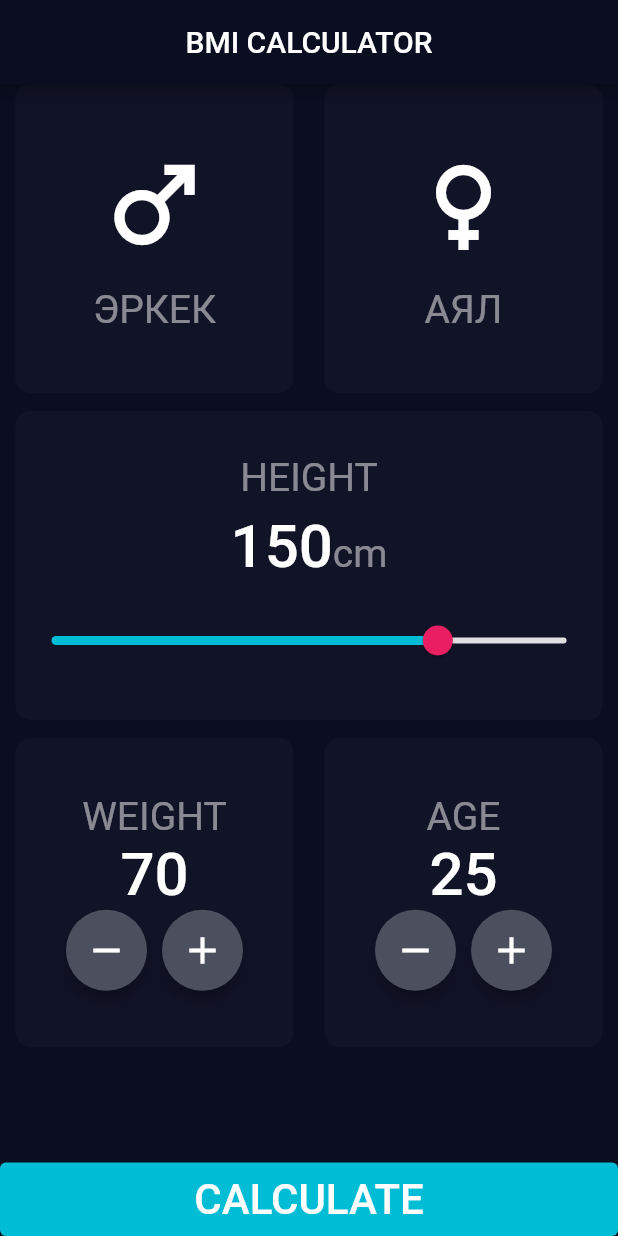
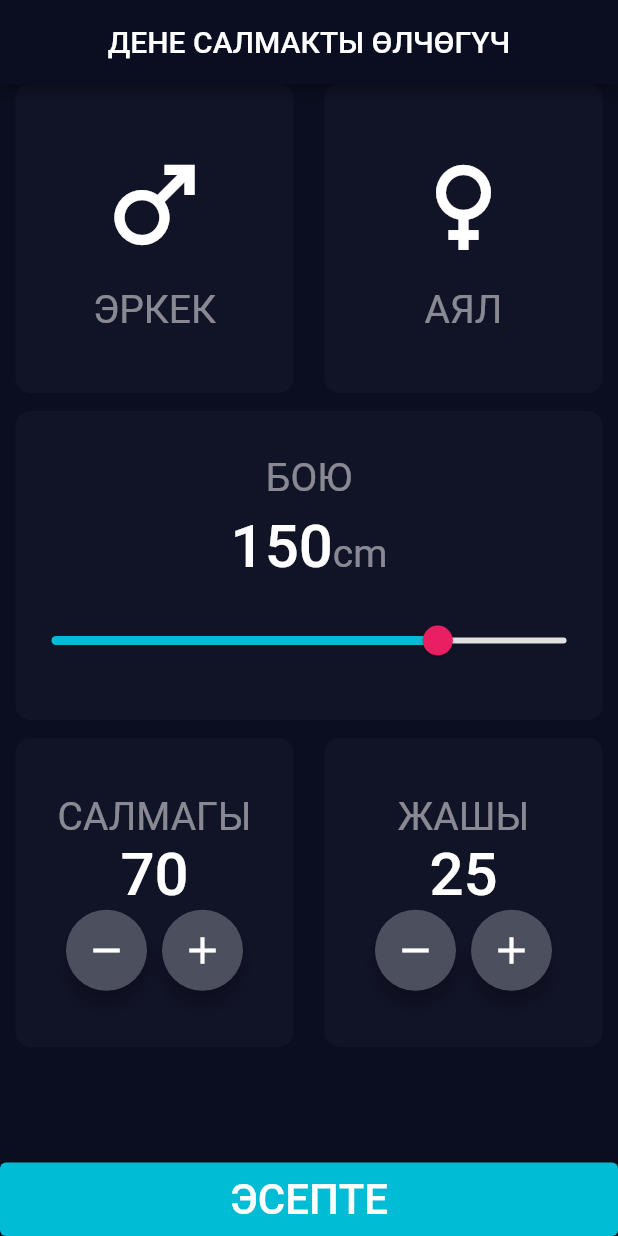
Before and after one commit to ernistakunzhanov/bmi_calculator_kurs1, a Flutter app: the screen it shows after launch, on a phone screen of 412 x 824 dp. Run offline on Flutter 3.47's test engine with Material 2 defaults, Android fonts, the phone set to English and light mode, and no system bars.

Commit message:
bmi calculator is finished

```diff
--- /dev/null
+++ b/lib/components/custom_main_btn.dart
@@ -0,0 +1,29 @@
+import 'package:bmi_calculator/constants/colors/app_colors.dart';
+import 'package:bmi_calculator/constants/text_styles/text_styles.dart';
+import 'package:flutter/material.dart';
+
+class CustomMainBtn extends StatelessWidget {
+  final String btnText;
+  final Function()? onTap;
+  const CustomMainBtn({
+    required this.btnText,
+    required this.onTap,
+    super.key,
+  });
+
+  @override
+  Widget build(BuildContext context) {
+    return ElevatedButton(
+      onPressed: onTap,
+      style: ElevatedButton.styleFrom(
+        padding: const EdgeInsets.symmetric(vertical: 8),
+        backgroundColor: AppColors.cyan, // background color
+        elevation: 5, // button's elevation when it's pressed
+      ),
+      child: Text(
+        btnText.toUpperCase(),
+        style: AppTextStyles.white35w300,
+      ),
+    );
+  }
+}
--- a/lib/components/height_widget.dart
+++ b/lib/components/height_widget.dart
@@ -1,5 +1,6 @@
 import 'package:bmi_calculator/constants/colors/app_colors.dart';
 import 'package:bmi_calculator/constants/decoration/app_decoration.dart';
+import 'package:bmi_calculator/constants/strings/app_strings.dart';
 import 'package:bmi_calculator/constants/text_styles/text_styles.dart';
 import 'package:flutter/material.dart';
 
@@ -24,7 +25,7 @@ class HeightWidget extends StatelessWidget {
         mainAxisAlignment: MainAxisAlignment.center,
         children: [
           Text(
-            "Height".toUpperCase(),
+            AppStrings().height.toUpperCase(),
             style: AppTextStyles.white26w400,
           ),
           const SizedBox(height: 8),
--- /dev/null
+++ b/lib/constants/strings/app_strings.dart
@@ -0,0 +1,11 @@
+class AppStrings {
+  String bmiCalculator = 'Дене салмакты өлчөгүч';
+  String male = 'Эркек';
+  String female = 'Аял';
+  String height = 'Бою';
+  String weight = 'Салмагы';
+  String age = 'Жашы';
+  String calculate = 'Эсепте';
+  String result = 'Жыйынтык';
+  String reCalculate = 'Кайра эсепте';
+}
--- a/lib/constants/text_styles/text_styles.dart
+++ b/lib/constants/text_styles/text_styles.dart
@@ -6,6 +6,11 @@ class AppTextStyles {
     color: AppColors.white,
     fontSize: 40,
     fontWeight: FontWeight.w500,
+  );
+  static const TextStyle white60bold = TextStyle(
+    color: AppColors.white,
+    fontSize: 60,
+    fontWeight: FontWeight.bold,
   );
   static const TextStyle white35w300 = TextStyle(
     color: AppColors.white,
@@ -17,4 +22,14 @@ class AppTextStyles {
     fontSize: 26,
     fontWeight: FontWeight.w400,
   );
+  static const TextStyle white18w400 = TextStyle(
+    color: AppColors.white,
+    fontSize: 18,
+    fontWeight: FontWeight.w400,
+  );
+  static const TextStyle green24w700 = TextStyle(
+    color: AppColors.green,
+    fontSize: 24,
+    fontWeight: FontWeight.w700,
+  );
 }
--- a/lib/views/bmi_view.dart
+++ b/lib/views/bmi_view.dart
@@ -1,9 +1,17 @@
+import 'package:bmi_calculator/components/custom_main_btn.dart';
 import 'package:bmi_calculator/components/gender_widget.dart';
 import 'package:bmi_calculator/components/height_widget.dart';
 import 'package:bmi_calculator/components/weight_and_age_widget.dart';
 import 'package:bmi_calculator/constants/colors/app_colors.dart';
+import 'package:bmi_calculator/constants/strings/app_strings.dart';
 import 'package:bmi_calculator/constants/text_styles/text_styles.dart';
+import 'package:bmi_calculator/data/local_data/bmi_calculator_data.dart';
+import 'package:bmi_calculator/views/result_view.dart';
 import 'package:flutter/material.dart';
+
+enum Gender { Erkek, Ayal, EchBiri }
+
+enum Toyota { Corola, Rav4, Camry }
 
 class BmiView extends StatefulWidget {
   const BmiView({Key? key}) : super(key: key);
@@ -22,7 +30,7 @@ class _BmiViewState extends State<BmiView> {
 
   bool male = false;
   bool female = false;
-
+  Gender _gender = Gender.EchBiri;
   @override
   Widget build(BuildContext context) {
     return Scaffold(
@@ -31,7 +39,7 @@ class _BmiViewState extends State<BmiView> {
         backgroundColor: AppColors.bgColor,
         centerTitle: true,
         title: Text(
-          'bmi Calculator'.toUpperCase(),
+          AppStrings().bmiCalculator.toUpperCase(),
         ),
       ),
       body: Column(
@@ -40,23 +48,21 @@ class _BmiViewState extends State<BmiView> {
             mainAxisAlignment: MainAxisAlignment.spaceAround,
             children: [
               GenderWidget(
-                color: male ? activColor : inactivColor,
+                color: _gender == Gender.Erkek ? activColor : inactivColor,
                 icon: Icons.male,
-                title: 'Эркек',
+                title: AppStrings().male,
                 onTap: () {
                   setState(() {});
-                  male = true;
-                  female = false;
+                  _gender = Gender.Erkek;
                 },
               ),
               GenderWidget(
-                color: female ? activColor : inactivColor,
+                color: _gender == Gender.Ayal ? activColor : inactivColor,
                 icon: Icons.female,
-                title: 'Аял',
+                title: AppStrings().female,
                 onTap: () {
                   setState(() {});
-                  female = true;
-                  male = false;
+                  _gender = Gender.Ayal;
                 },
               ),
             ],
@@ -76,7 +82,7 @@ class _BmiViewState extends State<BmiView> {
             mainAxisAlignment: MainAxisAlignment.spaceAround,
             children: [
               WeightAndAgeWidget(
-                title: 'Weight',
+                title: AppStrings().weight,
                 weightOrAge: '$_weight',
                 onMinus: () {
                   setState(() {
@@ -89,7 +95,7 @@ class _BmiViewState extends State<BmiView> {
                 },
               ),
               WeightAndAgeWidget(
-                title: 'Age',
+                title: AppStrings().age,
                 weightOrAge: '$_age',
                 onMinus: () {
                   setState(() {
@@ -106,21 +112,27 @@ class _BmiViewState extends State<BmiView> {
           ),
         ],
       ),
-      bottomNavigationBar: ElevatedButton(
-        onPressed: () {},
-        style: ElevatedButton.styleFrom(
-          padding: const EdgeInsets.symmetric(vertical: 8),
-          backgroundColor: AppColors.cyan, // background color
-          elevation: 5, // button's elevation when it's pressed
-        ),
-        child: Text(
-          'Calculate'.toUpperCase(),
-          style: AppTextStyles.white35w300,
-        ),
+      bottomNavigationBar: CustomMainBtn(
+        btnText: AppStrings().calculate,
+        onTap: () {
+          Navigator.push(
+            context,
+            MaterialPageRoute(
+              builder: (context) => ResultView(
+                bmiResult: bmiCalculatorData.claculateBmi(
+                  height: _adamdynBoiu,
+                  weight: _weight,
+                ),
+              ),
+            ),
+          );
+        },
       ),
     );
   }
 }
+
+
 
 
 /// male ? activColor : inactivColor,
@@ -129,3 +141,6 @@ class _BmiViewState extends State<BmiView> {
 /// }else{
 /// return inactiveColor
 /// }
+///
+///
+/// enum - turlor
```
Also changed, not shown: lib/data/local_data/bmi_calculator_data.dart (added, +38 -0 lines), lib/views/result_view.dart (added, +77 -0 lines).
